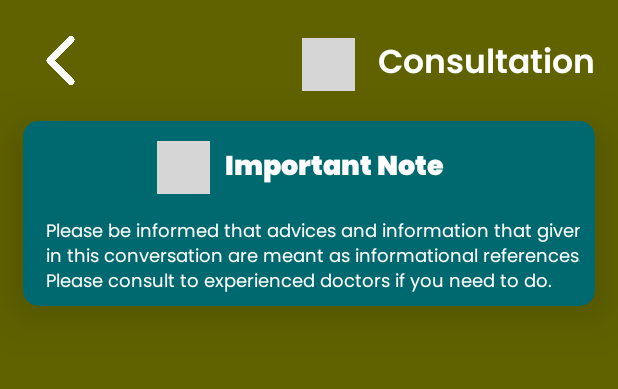
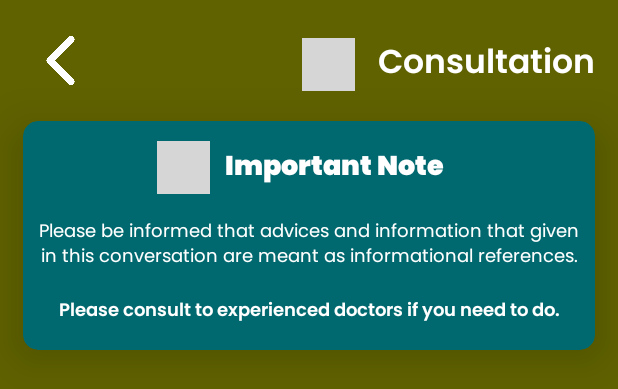
Before and after one commit to lonard2/CAMerlang-Mobile-Development, an Android app: the layout activity_consultation.xml on its own in the app's theme, with its tools: preview values and no code run, on a phone screen of 412 x 824 dp. Shown: the top 389 px of the screen. Run offline under Robolectric (Android 15) with nearby library versions, the phone set to English and light mode, and no system bars; grey boxes are pictures that could not be loaded.

```diff
--- a/app/src/main/AndroidManifest.xml
+++ b/app/src/main/AndroidManifest.xml
@@ -13,6 +13,9 @@
         android:supportsRtl="true"
         android:theme="@style/CAMerlang_theme"
         tools:targetApi="31">
+        <activity
+            android:name=".ui.ConsultationHistoryActivity"
+            android:exported="false" />
         <activity
             android:name=".ui.ArticleDetailActivity"
             android:exported="false" />
--- a/app/src/main/res/layout/activity_consultation.xml
+++ b/app/src/main/res/layout/activity_consultation.xml
@@ -110,24 +110,51 @@
                 app:layout_constraintTop_toTopOf="parent"/>
 
             <TextView
-                android:id="@+id/disclaimer_content"
+                android:id="@+id/disclaimer_content_1"
                 android:layout_width="wrap_content"
                 android:layout_height="wrap_content"
 
                 android:layout_marginTop="15dp"
                 android:layout_marginStart="35dp"
                 android:layout_marginBottom="25dp"
-                android:layout_marginEnd="25dp"
+                android:layout_marginEnd="35dp"
 
-                android:text="Please be informed that advices and information that given in this conversation are meant as informational references. Please consult to experienced doctors if you need to do."
+                android:text="Please be informed that advices and information that given in this conversation are meant as informational references."
 
                 android:fontFamily="@font/poppins_regular"
                 android:textSize="12sp"
                 android:textColor="@color/md_theme_light_onPrimary"
 
+                android:textAlignment="center"
+
                 app:layout_constraintTop_toBottomOf="@id/disclaimer_header_emoji_icon"
                 app:layout_constraintStart_toStartOf="parent"
                 app:layout_constraintEnd_toEndOf="parent"/>
+
+            <TextView
+                android:id="@+id/disclaimer_content_2"
+                android:layout_width="wrap_content"
+                android:layout_height="wrap_content"
+
+                android:layout_marginTop="15dp"
+                android:layout_marginStart="35dp"
+                android:layout_marginBottom="10dp"
+                android:layout_marginEnd="35dp"
+
+                android:text="Please consult to experienced doctors if you need to do."
+
+                android:fontFamily="@font/poppins_semibold"
+                android:textSize="12sp"
+                android:textColor="@color/md_theme_light_onPrimary"
+
+                android:textAlignment="center"
+
+                app:layout_constraintTop_toBottomOf="@id/disclaimer_content_1"
+                app:layout_constraintBottom_toBottomOf="parent"
+                app:layout_constraintStart_toStartOf="parent"
+                app:layout_constraintEnd_toEndOf="parent"/>
+
+
 
 
         </androidx.constraintlayout.widget.ConstraintLayout>
```
Also changed, not shown: app/src/main/res/layout/activity_library_home.xml (+132 -0 lines).
